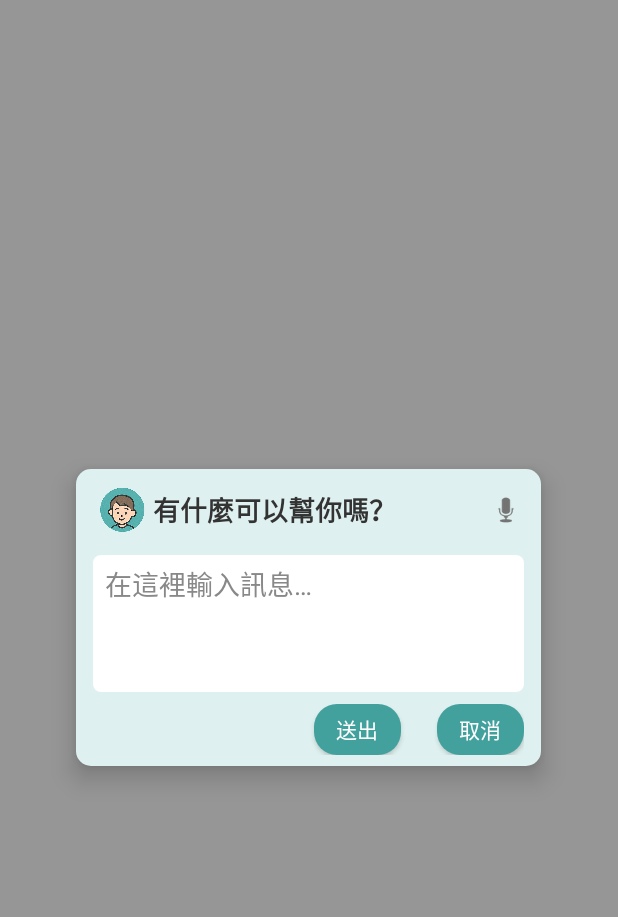
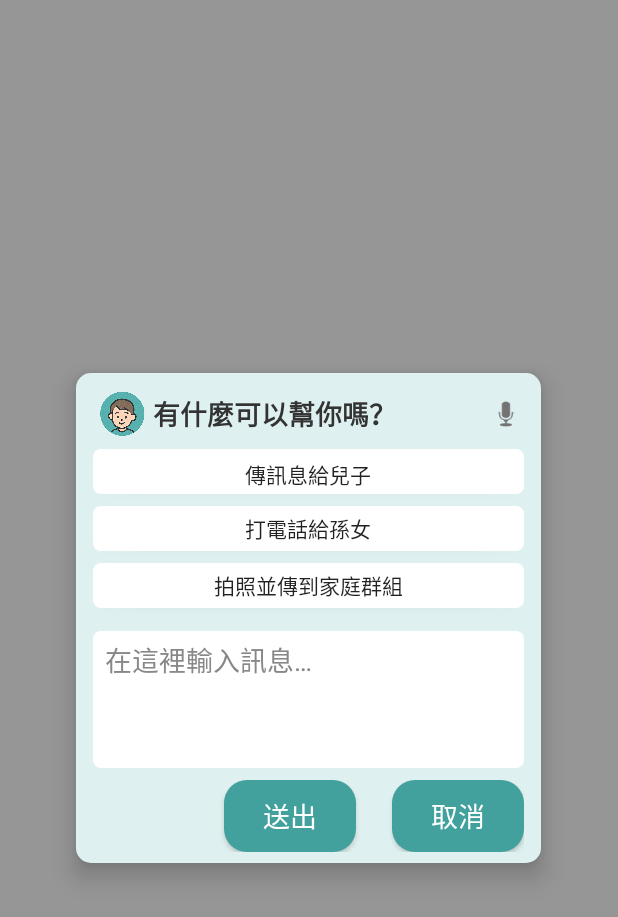
Before and after one commit to harry0816web/GrandmaHelper, an Android app built with Jetpack Compose: the layout dialog_chat.xml on its own in the app's theme, with its tools: preview values and no code run, on a phone screen of 412 x 824 dp. Shown: the top 917 px of the screen. Run offline under Robolectric (Android 15) with nearby library versions, the phone set to English and light mode, and no system bars.

Commit message:
feat: dialog UI, home page UI

```diff
--- a/app/build.gradle.kts
+++ b/app/build.gradle.kts
@@ -48,6 +48,7 @@ dependencies {
     implementation(libs.androidx.ui.graphics)
     implementation(libs.androidx.ui.tooling.preview)
     implementation(libs.androidx.material3)
+    implementation(libs.androidx.compose.material3)
     testImplementation(libs.junit)
     androidTestImplementation(libs.androidx.junit)
     androidTestImplementation(libs.androidx.espresso.core)
@@ -60,4 +61,5 @@ dependencies {
     implementation("org.jetbrains.kotlinx:kotlinx-coroutines-android:1.8.1")
     implementation("com.squareup.okhttp3:logging-interceptor:4.12.0")
     implementation("com.google.android.material:material:1.12.0")
+    implementation("androidx.compose.material:material-icons-extended:1.5.0")
 }
--- a/app/src/main/res/layout/dialog_chat.xml
+++ b/app/src/main/res/layout/dialog_chat.xml
@@ -9,11 +9,11 @@
     <LinearLayout
         android:id="@+id/dialog_box"
         android:layout_width="310dp"
-        android:layout_height="198dp"
+        android:layout_height="wrap_content"
         android:layout_gravity="center"
         android:background="@drawable/dialog_bg"
+        android:baselineAligned="false"
         android:elevation="10dp"
-        android:baselineAligned="false"
         android:gravity="center"
         android:orientation="vertical"
         android:padding="7dp">
@@ -29,8 +29,8 @@
                 android:id="@+id/imageView"
                 android:layout_width="40dp"
                 android:layout_height="40dp"
-                android:src="@drawable/bubble"
-                android:contentDescription="logo" />
+                android:contentDescription="logo"
+                android:src="@drawable/bubble" />
 
             <TextView
                 android:id="@+id/title_text"
@@ -55,6 +55,32 @@
 
         <!-- 按鈕列 -->
 
+        <Button
+            android:id="@+id/shortcut1"
+            android:layout_width="287dp"
+            android:layout_height="30dp"
+            android:layout_marginTop="3dp"
+            android:layout_marginBottom="8dp"
+            android:background="@drawable/text_bg"
+            android:paddingTop="3dp"
+            android:text="傳訊息給兒子" />
+
+        <Button
+            android:id="@+id/shortcut2"
+            android:layout_width="287dp"
+            android:layout_height="30dp"
+            android:layout_marginBottom="8dp"
+            android:background="@drawable/text_bg"
+            android:text="打電話給孫女" />
+
+        <Button
+            android:id="@+id/shortcut3"
+            android:layout_width="287dp"
+            android:layout_height="30dp"
+            android:layout_marginBottom="5dp"
+            android:background="@drawable/text_bg"
+            android:text="拍照並傳到家庭群組" />
+
         <EditText
             android:id="@+id/input_message"
             android:layout_width="287dp"
@@ -77,31 +103,23 @@
             android:gravity="center|end"
             android:orientation="horizontal">
 
-            <TextView
-                android:id="@+id/response_text"
-                android:layout_width="0dp"
-                android:layout_height="wrap_content"
-                android:layout_gravity="bottom"
-                android:layout_marginTop="6dp"
-                android:layout_weight="1"
-                android:text=""
-                android:textColor="#666666" />
-
             <Button
                 android:id="@+id/send_button"
-                android:layout_width="58dp"
+                android:layout_width="wrap_content"
                 android:layout_height="wrap_content"
                 android:background="@drawable/button_bg"
                 android:text="送出"
+                android:textAppearance="@style/TextAppearance.AppCompat.Medium"
                 android:textColor="#FFFFFF" />
 
             <Button
                 android:id="@+id/cancel_button"
-                android:layout_width="58dp"
+                android:layout_width="wrap_content"
                 android:layout_height="wrap_content"
                 android:layout_marginStart="24dp"
                 android:background="@drawable/button_bg"
                 android:text="取消"
+                android:textAppearance="@style/TextAppearance.AppCompat.Medium"
                 android:textColor="#FFFFFF" />
 
         </LinearLayout>
--- a/gradle/libs.versions.toml
+++ b/gradle/libs.versions.toml
@@ -1,5 +1,5 @@
 [versions]
-agp = "8.12.2"
+agp = "8.13.0"
 kotlin = "2.0.21"
 coreKtx = "1.10.1"
 junit = "4.13.2"
@@ -8,6 +8,7 @@ espressoCore = "3.5.1"
 lifecycleRuntimeKtx = "2.6.1"
 activityCompose = "1.8.0"
 composeBom = "2024.09.00"
+material3 = "1.3.2"
 
 [libraries]
 androidx-core-ktx = { group = "androidx.core", name = "core-ktx", version.ref = "coreKtx" }
@@ -24,6 +25,7 @@ androidx-ui-tooling-preview = { group = "androidx.compose.ui", name = "ui-toolin
 androidx-ui-test-manifest = { group = "androidx.compose.ui", name = "ui-test-manifest" }
 androidx-ui-test-junit4 = { group = "androidx.compose.ui", name = "ui-test-junit4" }
 androidx-material3 = { group = "androidx.compose.material3", name = "material3" }
+androidx-compose-material3 = { group = "androidx.compose.material3", name = "material3", version.ref = "material3" }
 
 [plugins]
 android-application = { id = "com.android.application", version.ref = "agp" }
```
Also changed, not shown: app/src/main/AndroidManifest.xml (+26 -1 lines), app/src/main/java/com/example/bubbleassistant/FeatureActivity.kt (added, +105 -0 lines), app/src/main/java/com/example/bubbleassistant/MainActivity.kt (+44 -7 lines), app/src/main/java/com/example/bubbleassistant/SettingScreen.kt (added, +129 -0 lines), app/src/main/java/com/example/bubbleassistant/TutorialActivity.kt (added, +53 -0 lines).
